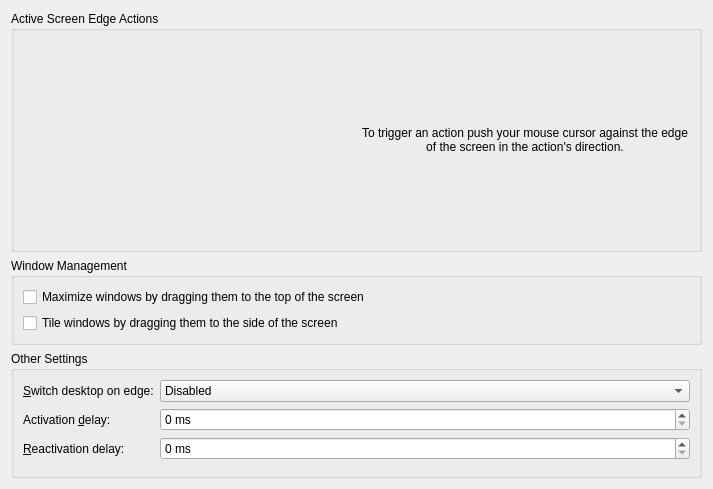
Before: the Qt Designer form kcmkwin/kwinscreenedges/main.ui in KDE/kwin, drawn with Qt 5.
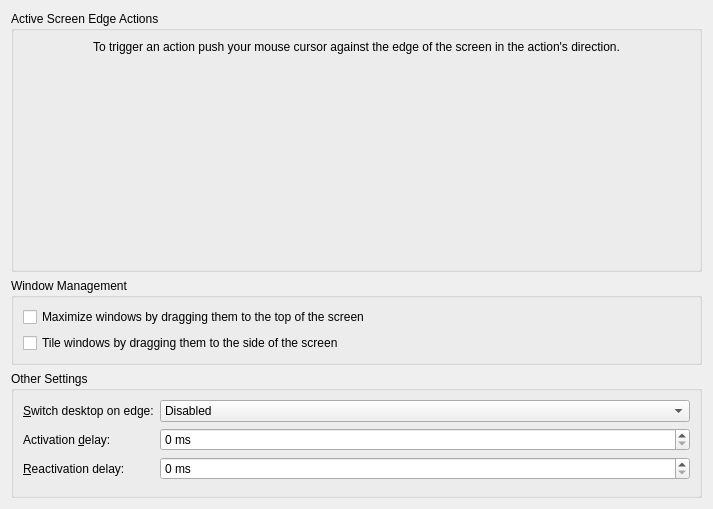
After: the same form once the commit is applied. Custom widgets are drawn as their Qt base class.

```diff
--- a/kcmkwin/kwinscreenedges/main.ui
+++ b/kcmkwin/kwinscreenedges/main.ui
@@ -7,7 +7,7 @@
     <x>0</x>
     <y>0</y>
     <width>713</width>
-    <height>475</height>
+    <height>500</height>
    </rect>
   </property>
   <layout class="QVBoxLayout" name="verticalLayout">
@@ -16,7 +16,20 @@
      <property name="title">
       <string>Active Screen Edge Actions</string>
      </property>
-     <layout class="QHBoxLayout" name="horizontalLayout">
+     <layout class="QVBoxLayout" name="verticalLayout_2">
+      <item>
+       <widget class="QLabel" name="label_7">
+        <property name="text">
+         <string>To trigger an action push your mouse cursor against the edge of the screen in the action's direction.</string>
+        </property>
+        <property name="alignment">
+         <set>Qt::AlignCenter</set>
+        </property>
+        <property name="wordWrap">
+         <bool>true</bool>
+        </property>
+       </widget>
+      </item>
       <item>
        <widget class="KWin::Monitor" name="monitor" native="true">
         <property name="minimumSize">
@@ -30,19 +43,6 @@
         </property>
        </widget>
       </item>
-      <item>
-       <widget class="QLabel" name="label_7">
-        <property name="text">
-         <string>To trigger an action push your mouse cursor against the edge of the screen in the action's direction.</string>
-        </property>
-        <property name="alignment">
-         <set>Qt::AlignCenter</set>
-        </property>
-        <property name="wordWrap">
-         <bool>true</bool>
-        </property>
-       </widget>
-      </item>
      </layout>
     </widget>
    </item>
```
